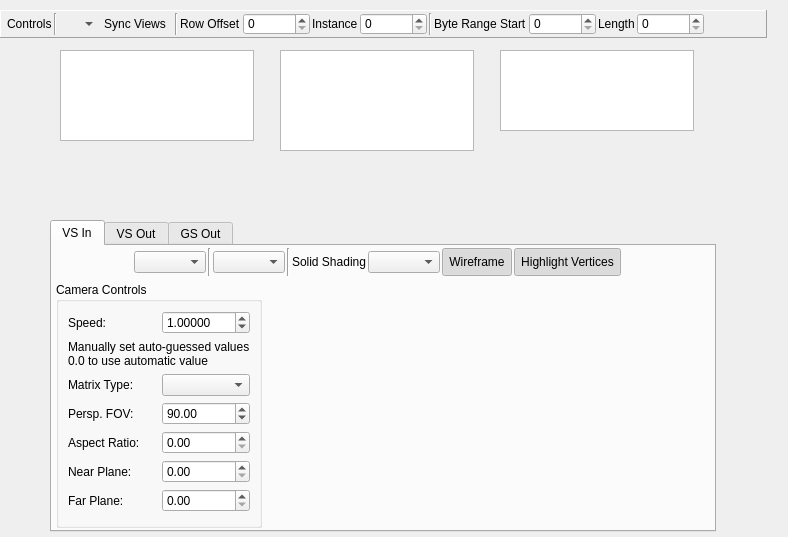
Old version of the form qrenderdoc/Windows/BufferViewer.ui in the repository baldurk/renderdoc.
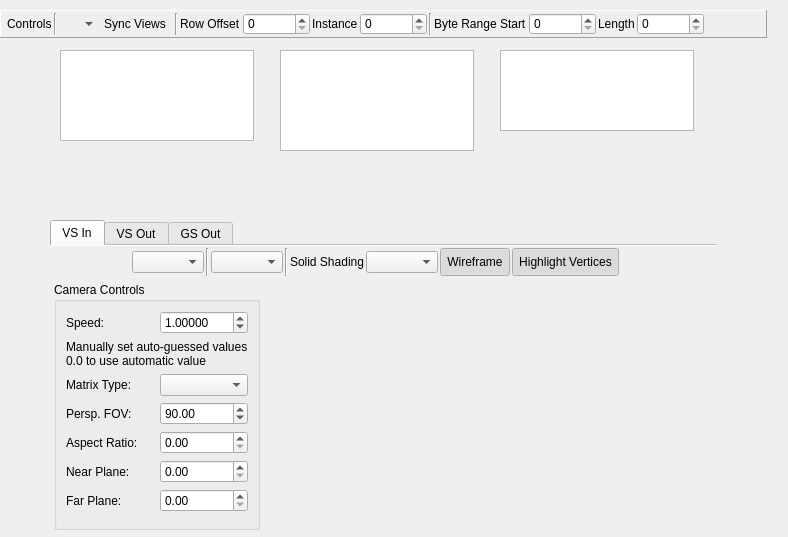
New version of the form. Icons and pictures are not drawn. Custom widgets are drawn as their Qt base class.

Patch:
```diff
--- a/qrenderdoc/Windows/BufferViewer.ui
+++ b/qrenderdoc/Windows/BufferViewer.ui
@@ -99,6 +99,9 @@
    <property name="currentIndex">
     <number>0</number>
    </property>
+   <property name="documentMode">
+    <bool>true</bool>
+   </property>
    <widget class="QWidget" name="vsinTab">
     <attribute name="title">
      <string>VS In</string>
```
